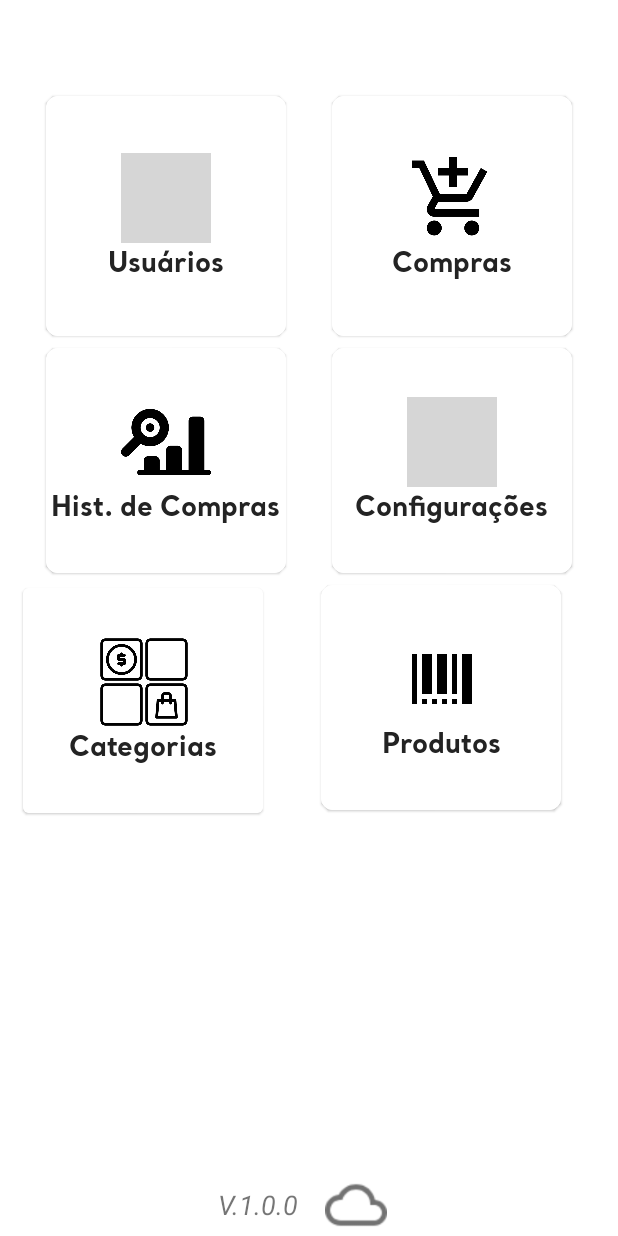
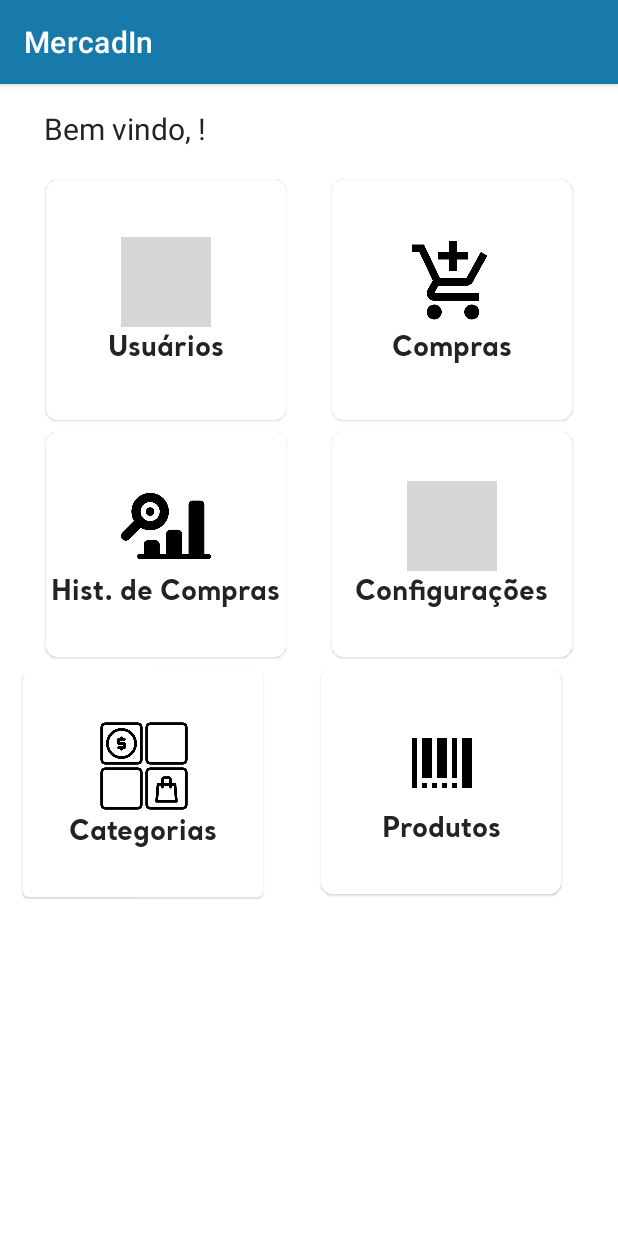
Before and after one commit to pcesar20/mercadIn, an Android app: the MenuPrincipal screen opened directly, with no data from a screen before it, on a phone screen of 412 x 824 dp. Run offline under Robolectric (Android 15) with nearby library versions, the phone set to English and light mode, and no system bars; grey boxes are pictures that could not be loaded.

Commit message:
Menu principal ajustado para abrir as activities corretas.

```diff
--- a/app/src/main/AndroidManifest.xml
+++ b/app/src/main/AndroidManifest.xml
@@ -18,7 +18,7 @@
         android:supportsRtl="true"
         android:theme="@style/AppTheme">
         <activity android:name=".MenuPrincipal"
-            android:theme="@style/MaterialTheme">
+            android:theme="@style/MaterialTheme2">
         </activity>
         <activity
             android:name=".SplashActivity"
--- a/app/src/main/java/br/com/pauloc/mercadin/MenuPrincipal.java
+++ b/app/src/main/java/br/com/pauloc/mercadin/MenuPrincipal.java
@@ -1,18 +1,23 @@
 package br.com.pauloc.mercadin;
 
-import androidx.appcompat.app.AppCompatActivity;
-
 import android.content.Context;
+import android.content.Intent;
 import android.net.ConnectivityManager;
 import android.net.NetworkInfo;
 import android.os.Bundle;
-import android.widget.ImageSwitcher;
+import android.view.View;
 import android.widget.ImageView;
+import android.widget.TextView;
+import android.widget.Toast;
+
+import androidx.appcompat.app.AppCompatActivity;
 
 import com.google.android.material.card.MaterialCardView;
 
 public class MenuPrincipal extends AppCompatActivity {
+    private String email = "";
     MaterialCardView btnProduto,btnCompras, btnResumoVendas, btnFerramentas, btnCategorias, btnClientes;
+    TextView textBemVindo;
     ImageView imgInternetConection;
 
 
@@ -20,38 +25,78 @@ public class MenuPrincipal extends AppCompatActivity {
     protected void onCreate(Bundle savedInstanceState) {
         super.onCreate(savedInstanceState);
         setContentView(R.layout.activity_menu_principal);
-        imgInternetConection = findViewById(R.id.imgInternetConection);
+        textBemVindo = findViewById(R.id.text_bemvindo);
+        btnProduto = findViewById(R.id.btnProduto);
+        btnCompras  = findViewById(R.id.btnCompras);
+        btnClientes = findViewById(R.id.btnClientes);
 
-        verificarConexao(this);
+        Intent it = getIntent();
+
+        if (it != null) {
+           Bundle b = it.getExtras();
+
+            if (b != null) {
+                email = b.getString("nome", "");
+            }
+        }
+
+        bemVindo(email);
+
+        btnCompras.setOnClickListener(new View.OnClickListener() {
+            @Override
+            public void onClick(View v) {
+                try{
+                    Intent i = new Intent(getApplicationContext(), MinhaDispensa.class);
+                    startActivity(i);
+                } catch (Exception e){
+                    e.printStackTrace();
+                }
+
+            }
+        });
+
+        btnClientes.setOnClickListener(new View.OnClickListener() {
+            @Override
+            public void onClick(View v) {
+                try{
+                    Intent i = new Intent(getApplicationContext(), CadastroUserActivity.class);
+                    startActivity(i);
+                } catch (Exception e){
+                    e.printStackTrace();
+                }
+
+            }
+        });
+
+       // verificarConexao(this);
+
+        btnProduto.setOnClickListener(new View.OnClickListener() {
+            @Override
+            public void onClick(View v) {
+                Intent intent = new Intent(MenuPrincipal.this, FormAddProduto.class);
+                try {
+                    startActivityForResult(intent, FormAddProduto.REQUEST_ADD);
+                } catch (Exception e) {
+                    e.printStackTrace();
+                }
+            }
+        });
     }
 
     @Override
     protected void onResume() {
         super.onResume();
-        verificarConexao(this);
+        //verificarConexao(this);
     }
 
     @Override
     protected void onRestart() {
         super.onRestart();
-        verificarConexao(this);
+       // verificarConexao(this);
     }
 
-    public void verificarConexao(Context context){
-        if(isConnected(context) == true){
-            imgInternetConection.setImageResource(R.drawable.ic_maxima_nuvem_conectado);
-        } else{
-            imgInternetConection.setImageResource(R.drawable.ic_maxima_nuvem_desconectado);
-        }
-    }
+    private void bemVindo(String email) {
+        textBemVindo.setText("Bem vindo, " + email + "!");
 
-    public static boolean isConnected(Context context){
-        ConnectivityManager connectivityManager = (ConnectivityManager) context.getSystemService(Context.CONNECTIVITY_SERVICE);
-        if (connectivityManager != null){
-            NetworkInfo ni = connectivityManager.getActiveNetworkInfo();
-
-            return ni != null && ni.isConnected();
-        }
-        return false;
     }
 }
--- a/app/src/main/res/layout/activity_menu_principal.xml
+++ b/app/src/main/res/layout/activity_menu_principal.xml
@@ -1,11 +1,17 @@
 <?xml version="1.0" encoding="utf-8"?>
-<androidx.constraintlayout.widget.ConstraintLayout
+<ScrollView
     xmlns:android="http://schemas.android.com/apk/res/android"
     xmlns:app="http://schemas.android.com/apk/res-auto"
     xmlns:tools="http://schemas.android.com/tools"
     android:layout_width="match_parent"
     android:layout_height="match_parent"
+    android:fillViewport="true"
     tools:context=".MenuPrincipal">
+
+
+<androidx.constraintlayout.widget.ConstraintLayout
+    android:layout_width="match_parent"
+    android:layout_height="match_parent">
 
     <com.google.android.material.card.MaterialCardView
         android:id="@+id/btnClientes"
@@ -310,37 +316,18 @@
 
     </com.google.android.material.card.MaterialCardView>
 
-    <LinearLayout
-        android:id="@+id/linearLayout"
-        android:layout_width="122dp"
-        android:layout_height="41dp"
+    <TextView
+        android:id="@+id/text_bemvindo"
+        android:layout_width="wrap_content"
+        android:layout_height="wrap_content"
+        android:text="Bem vindo!"
+        android:textColor="@color/cor_txt_btn_menuprincipal"
+        android:textSize="20sp"
         app:layout_constraintBottom_toBottomOf="parent"
         app:layout_constraintEnd_toEndOf="parent"
-        app:layout_constraintStart_toStartOf="parent">
-
-        <TextView
-            android:layout_width="wrap_content"
-            android:layout_height="match_parent"
-            android:backgroundTint="#727272"
-            android:gravity="center"
-            android:text="V.1.0.0"
-            android:textSize="18sp"
-            android:textStyle="italic"></TextView>
-
-        <ImageView
-            android:id="@+id/imgInternetConection"
-            android:layout_width="wrap_content"
-            android:layout_height="wrap_content"
-            android:layout_gravity="center"
-            android:layout_weight="1"
-            android:backgroundTint="#727272"
-            android:paddingStart="8dp"
-            android:src="@drawable/ic_maxima_nuvem_desconectado"
-            android:paddingLeft="8dp" />
-    </LinearLayout>
-
-
-
-
-
+        app:layout_constraintHorizontal_bias="0.096"
+        app:layout_constraintStart_toStartOf="parent"
+        app:layout_constraintTop_toTopOf="parent"
+        app:layout_constraintVertical_bias="0.022" />
 </androidx.constraintlayout.widget.ConstraintLayout>
+</ScrollView>
--- a/app/src/main/res/values/styles.xml
+++ b/app/src/main/res/values/styles.xml
@@ -7,6 +7,11 @@
         <item name="colorAccent">@color/colorAccent</item>
     </style>
     <style name="MaterialTheme" parent="Theme.MaterialComponents.Light.NoActionBar">
+        <item name="colorPrimary">@color/colorPrimary</item>
+        <item name="colorPrimaryDark">@color/colorPrimaryDark</item>
+        <item name="colorAccent">@color/colorAccent</item>
+    </style>
+    <style name="MaterialTheme2" parent="Theme.MaterialComponents.Light.DarkActionBar">
         <item name="colorPrimary">@color/colorPrimary</item>
         <item name="colorPrimaryDark">@color/colorPrimaryDark</item>
         <item name="colorAccent">@color/colorAccent</item>
```
Also changed, not shown: app/src/main/java/br/com/pauloc/mercadin/CadastroUserActivity.java (+18 -7 lines), app/src/main/java/br/com/pauloc/mercadin/FormAddProduto.java (+8 -3 lines), app/src/main/java/br/com/pauloc/mercadin/MainActivity.java (+27 -0 lines), app/src/main/res/layout/activity_main.xml (+29 -0 lines).
